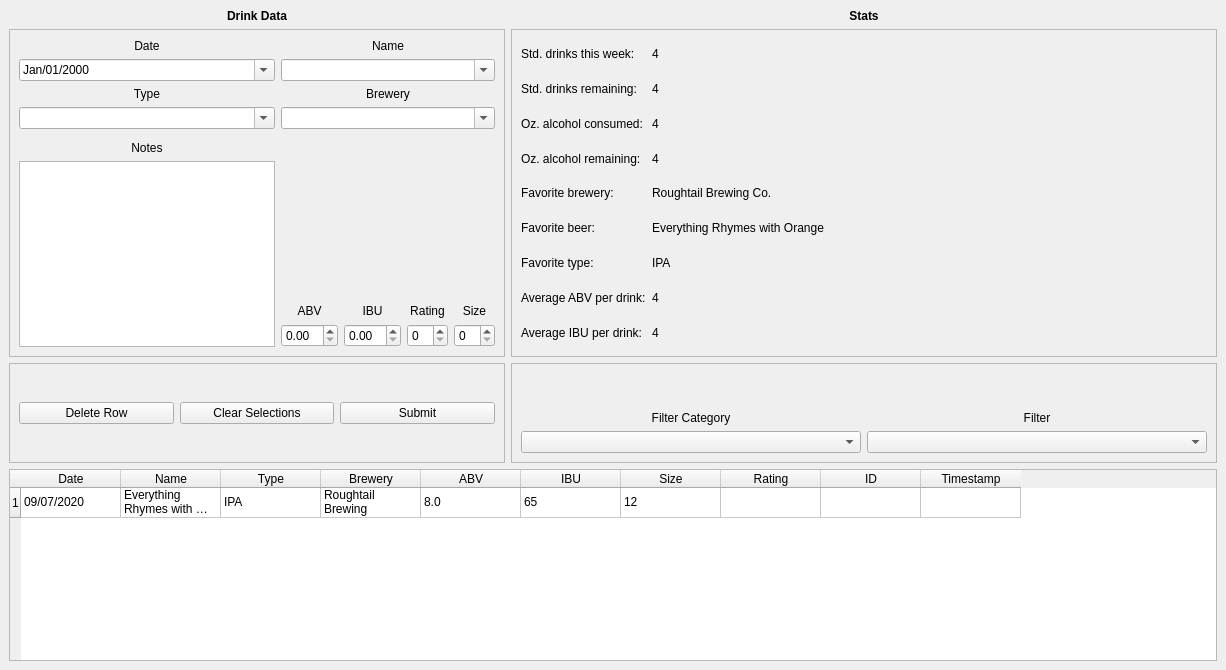
Before: the Qt Designer form src/mainwindow.ui in minorsecond/BuzzBot, drawn with Qt 5.
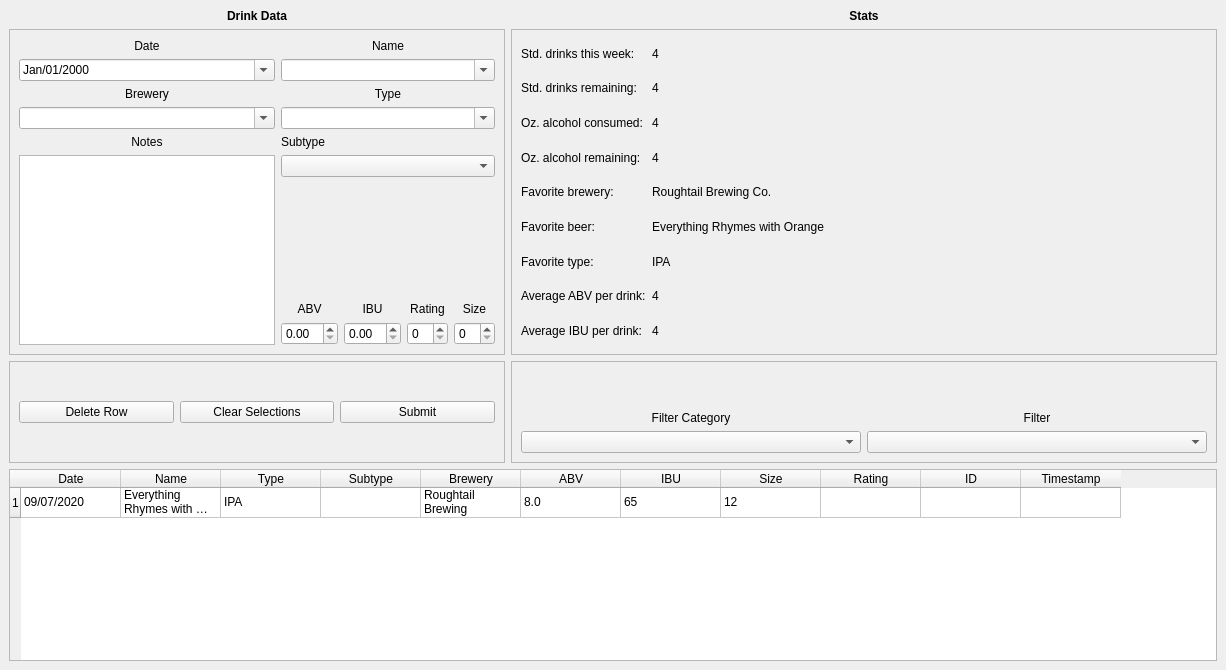
After: the same form once the commit is applied. Icons and pictures are not drawn.

Commit message: Add subtype column to DB

Diff of the .ui file:
```diff
--- a/src/mainwindow.ui
+++ b/src/mainwindow.ui
@@ -116,80 +116,6 @@
        <number>1</number>
       </property>
       <layout class="QGridLayout" name="gridLayout_6">
-       <item row="5" column="0">
-        <widget class="QLabel" name="notesLabel">
-         <property name="sizePolicy">
-          <sizepolicy hsizetype="Preferred" vsizetype="Preferred">
-           <horstretch>0</horstretch>
-           <verstretch>0</verstretch>
-          </sizepolicy>
-         </property>
-         <property name="text">
-          <string>Notes</string>
-         </property>
-         <property name="alignment">
-          <set>Qt::AlignCenter</set>
-         </property>
-        </widget>
-       </item>
-       <item row="0" column="0">
-        <widget class="QLabel" name="drinkDateLabel">
-         <property name="sizePolicy">
-          <sizepolicy hsizetype="Preferred" vsizetype="Preferred">
-           <horstretch>0</horstretch>
-           <verstretch>0</verstretch>
-          </sizepolicy>
-         </property>
-         <property name="text">
-          <string>Date</string>
-         </property>
-         <property name="alignment">
-          <set>Qt::AlignCenter</set>
-         </property>
-        </widget>
-       </item>
-       <item row="2" column="0">
-        <widget class="QLabel" name="typeLabel">
-         <property name="sizePolicy">
-          <sizepolicy hsizetype="Preferred" vsizetype="Preferred">
-           <horstretch>0</horstretch>
-           <verstretch>0</verstretch>
-          </sizepolicy>
-         </property>
-         <property name="text">
-          <string>Type</string>
-         </property>
-         <property name="alignment">
-          <set>Qt::AlignCenter</set>
-         </property>
-        </widget>
-       </item>
-       <item row="6" column="0">
-        <widget class="QTextEdit" name="notesInput">
-         <property name="sizePolicy">
-          <sizepolicy hsizetype="Preferred" vsizetype="Preferred">
-           <horstretch>0</horstretch>
-           <verstretch>0</verstretch>
-          </sizepolicy>
-         </property>
-        </widget>
-       </item>
-       <item row="0" column="1">
-        <widget class="QLabel" name="nameLabel">
-         <property name="sizePolicy">
-          <sizepolicy hsizetype="Preferred" vsizetype="Preferred">
-           <horstretch>0</horstretch>
-           <verstretch>0</verstretch>
-          </sizepolicy>
-         </property>
-         <property name="text">
-          <string>Name</string>
-         </property>
-         <property name="alignment">
-          <set>Qt::AlignCenter</set>
-         </property>
-        </widget>
-       </item>
        <item row="1" column="1">
         <widget class="QComboBox" name="nameInput">
          <property name="sizePolicy">
@@ -203,18 +129,8 @@
          </property>
         </widget>
        </item>
-       <item row="3" column="1">
-        <widget class="QComboBox" name="breweryInput">
-         <property name="sizePolicy">
-          <sizepolicy hsizetype="Preferred" vsizetype="Fixed">
-           <horstretch>0</horstretch>
-           <verstretch>0</verstretch>
-          </sizepolicy>
-         </property>
-         <property name="editable">
-          <bool>true</bool>
-         </property>
-        </widget>
+       <item row="6" column="1">
+        <widget class="QComboBox" name="subtypeInput"/>
        </item>
        <item row="1" column="0">
         <widget class="QDateEdit" name="drinkDateInput">
@@ -257,6 +173,22 @@
         </widget>
        </item>
        <item row="2" column="1">
+        <widget class="QLabel" name="typeLabel">
+         <property name="sizePolicy">
+          <sizepolicy hsizetype="Preferred" vsizetype="Preferred">
+           <horstretch>0</horstretch>
+           <verstretch>0</verstretch>
+          </sizepolicy>
+         </property>
+         <property name="text">
+          <string>Type</string>
+         </property>
+         <property name="alignment">
+          <set>Qt::AlignCenter</set>
+         </property>
+        </widget>
+       </item>
+       <item row="2" column="0">
         <widget class="QLabel" name="breweryLabel">
          <property name="sizePolicy">
           <sizepolicy hsizetype="Preferred" vsizetype="Preferred">
@@ -272,20 +204,7 @@
          </property>
         </widget>
        </item>
-       <item row="3" column="0">
-        <widget class="QComboBox" name="typeInput">
-         <property name="sizePolicy">
-          <sizepolicy hsizetype="Preferred" vsizetype="Fixed">
-           <horstretch>0</horstretch>
-           <verstretch>0</verstretch>
-          </sizepolicy>
-         </property>
-         <property name="editable">
-          <bool>true</bool>
-         </property>
-        </widget>
-       </item>
-       <item row="4" column="1" rowspan="3">
+       <item row="7" column="1" rowspan="3">
         <layout class="QGridLayout" name="gridLayout_3">
          <item row="1" column="0">
           <widget class="QLabel" name="abvLabel">
@@ -409,6 +328,97 @@
          </item>
         </layout>
        </item>
+       <item row="3" column="1">
+        <widget class="QComboBox" name="typeInput">
+         <property name="sizePolicy">
+          <sizepolicy hsizetype="Preferred" vsizetype="Fixed">
+           <horstretch>0</horstretch>
+           <verstretch>0</verstretch>
+          </sizepolicy>
+         </property>
+         <property name="editable">
+          <bool>true</bool>
+         </property>
+        </widget>
+       </item>
+       <item row="0" column="0">
+        <widget class="QLabel" name="drinkDateLabel">
+         <property name="sizePolicy">
+          <sizepolicy hsizetype="Preferred" vsizetype="Preferred">
+           <horstretch>0</horstretch>
+           <verstretch>0</verstretch>
+          </sizepolicy>
+         </property>
+         <property name="text">
+          <string>Date</string>
+         </property>
+         <property name="alignment">
+          <set>Qt::AlignCenter</set>
+         </property>
+        </widget>
+       </item>
+       <item row="3" column="0">
+        <widget class="QComboBox" name="breweryInput">
+         <property name="sizePolicy">
+          <sizepolicy hsizetype="Preferred" vsizetype="Fixed">
+           <horstretch>0</horstretch>
+           <verstretch>0</verstretch>
+          </sizepolicy>
+         </property>
+         <property name="editable">
+          <bool>true</bool>
+         </property>
+        </widget>
+       </item>
+       <item row="0" column="1">
+        <widget class="QLabel" name="nameLabel">
+         <property name="sizePolicy">
+          <sizepolicy hsizetype="Preferred" vsizetype="Preferred">
+           <horstretch>0</horstretch>
+           <verstretch>0</verstretch>
+          </sizepolicy>
+         </property>
+         <property name="text">
+          <string>Name</string>
+         </property>
+         <property name="alignment">
+          <set>Qt::AlignCenter</set>
+         </property>
+        </widget>
+       </item>
+       <item row="5" column="0">
+        <widget class="QLabel" name="notesLabel">
+         <property name="sizePolicy">
+          <sizepolicy hsizetype="Preferred" vsizetype="Preferred">
+           <horstretch>0</horstretch>
+           <verstretch>0</verstretch>
+          </sizepolicy>
+         </property>
+         <property name="text">
+          <string>Notes</string>
+         </property>
+         <property name="alignment">
+          <set>Qt::AlignCenter</set>
+         </property>
+        </widget>
+       </item>
+       <item row="6" column="0" rowspan="4">
+        <widget class="QTextEdit" name="notesInput">
+         <property name="sizePolicy">
+          <sizepolicy hsizetype="Preferred" vsizetype="Preferred">
+           <horstretch>0</horstretch>
+           <verstretch>0</verstretch>
+          </sizepolicy>
+         </property>
+        </widget>
+       </item>
+       <item row="5" column="1">
+        <widget class="QLabel" name="subtypeLabel">
+         <property name="text">
+          <string>Subtype</string>
+         </property>
+        </widget>
+       </item>
       </layout>
      </widget>
     </item>
@@ -687,6 +697,11 @@
         <string>Type</string>
        </property>
       </column>
+      <column>
+       <property name="text">
+        <string>Subtype</string>
+       </property>
+      </column>
       <column>
        <property name="text">
         <string>Brewery</string>
@@ -737,22 +752,22 @@
         <string>IPA</string>
        </property>
       </item>
-      <item row="0" column="3">
-       <property name="text">
-        <string>Roughtail Brewing</string>
-       </property>
-      </item>
       <item row="0" column="4">
        <property name="text">
-        <string>8.0</string>
+        <string>Roughtail Brewing</string>
        </property>
       </item>
       <item row="0" column="5">
        <property name="text">
-        <string>65</string>
+        <string>8.0</string>
        </property>
       </item>
       <item row="0" column="6">
+       <property name="text">
+        <string>65</string>
+       </property>
+      </item>
+      <item row="0" column="7">
        <property name="text">
         <string>12</string>
        </property>
```
The commit also changes 3 other files.
